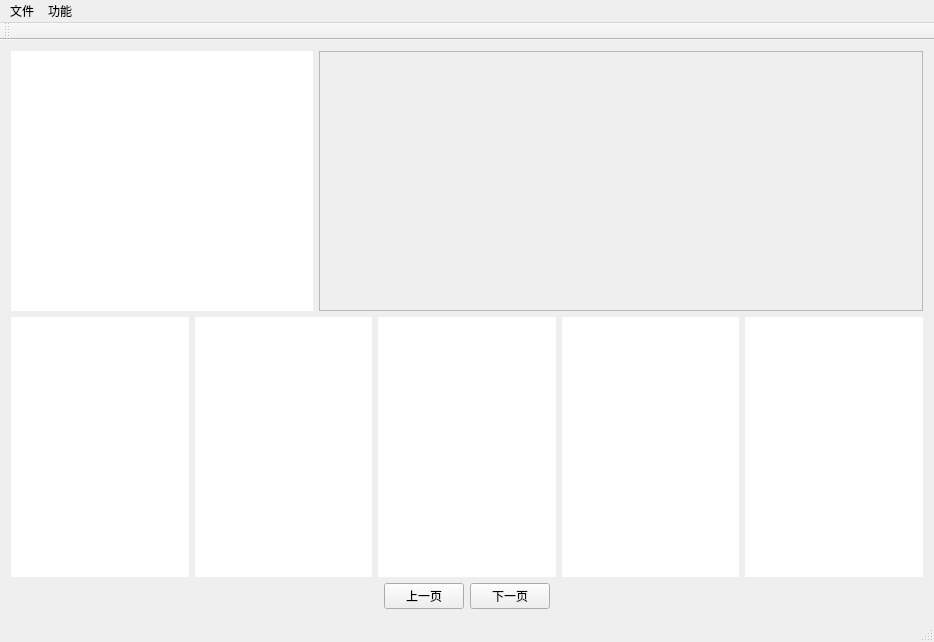
Above: imageSimilarity/imageSimilarity.ui from maiarChen/image_similarity before the change. Below: the same form after it.
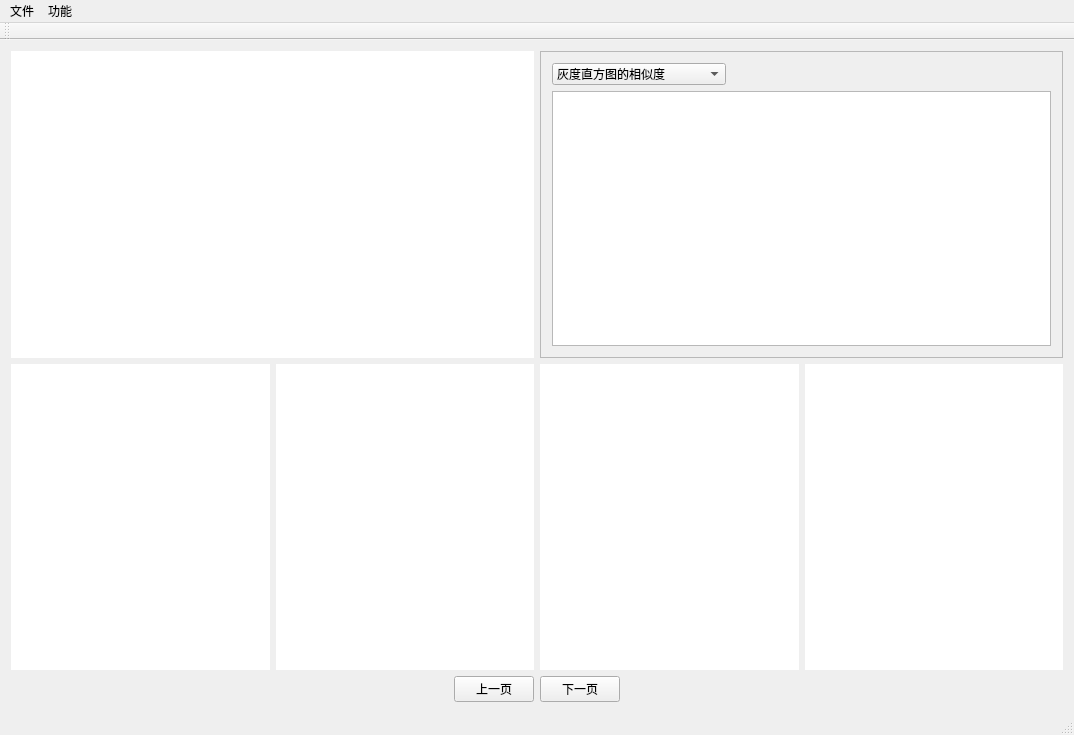
That is the form after the change.

```diff
--- a/imageSimilarity/imageSimilarity.ui
+++ b/imageSimilarity/imageSimilarity.ui
@@ -6,8 +6,8 @@
    <rect>
     <x>0</x>
     <y>0</y>
-    <width>934</width>
-    <height>642</height>
+    <width>1074</width>
+    <height>735</height>
    </rect>
   </property>
   <property name="windowTitle">
@@ -18,7 +18,7 @@
     <item>
      <layout class="QVBoxLayout" name="verticalLayout" stretch="4,4,1">
       <item>
-       <layout class="QHBoxLayout" name="horizontalLayout_3" stretch="1,2">
+       <layout class="QHBoxLayout" name="horizontalLayout_3" stretch="1,1">
         <item>
          <widget class="QLabel" name="SrcImgView">
           <property name="styleSheet">
@@ -35,14 +35,60 @@
            <enum>QFrame::StyledPanel</enum>
           </property>
           <property name="frameShadow">
-           <enum>QFrame::Raised</enum>
+           <enum>QFrame::Plain</enum>
           </property>
+          <layout class="QVBoxLayout" name="verticalLayout_3" stretch="1,5">
+           <item>
+            <layout class="QHBoxLayout" name="horizontalLayout_4">
+             <item>
+              <widget class="QComboBox" name="comboBox">
+               <item>
+                <property name="text">
+                 <string>灰度直方图的相似度</string>
+                </property>
+               </item>
+               <item>
+                <property name="text">
+                 <string>分离三通道直方图的相似度</string>
+                </property>
+               </item>
+               <item>
+                <property name="text">
+                 <string>平均哈希</string>
+                </property>
+               </item>
+               <item>
+                <property name="text">
+                 <string>感知哈希</string>
+                </property>
+               </item>
+              </widget>
+             </item>
+             <item>
+              <spacer name="horizontalSpacer_3">
+               <property name="orientation">
+                <enum>Qt::Horizontal</enum>
+               </property>
+               <property name="sizeHint" stdset="0">
+                <size>
+                 <width>40</width>
+                 <height>20</height>
+                </size>
+               </property>
+              </spacer>
+             </item>
+            </layout>
+           </item>
+           <item>
+            <widget class="QTextEdit" name="textEdit"/>
+           </item>
+          </layout>
          </widget>
         </item>
        </layout>
       </item>
       <item>
-       <layout class="QHBoxLayout" name="horizontalLayout" stretch="1,1,1,1,1">
+       <layout class="QHBoxLayout" name="horizontalLayout" stretch="1,1,1,1">
         <property name="sizeConstraint">
          <enum>QLayout::SetDefaultConstraint</enum>
         </property>
@@ -86,16 +132,6 @@
           </property>
          </widget>
         </item>
-        <item>
-         <widget class="QLabel" name="label_5">
-          <property name="styleSheet">
-           <string notr="true">background-color:rgb(255, 255, 255)</string>
-          </property>
-          <property name="text">
-           <string/>
-          </property>
-         </widget>
-        </item>
        </layout>
       </item>
       <item>
@@ -151,8 +187,8 @@
     <rect>
      <x>0</x>
      <y>0</y>
-     <width>934</width>
-     <height>23</height>
+     <width>1074</width>
+     <height>26</height>
     </rect>
    </property>
    <widget class="QMenu" name="menu">
```
Left out of the diff: 3 changed lines with no effect on the pictures.
